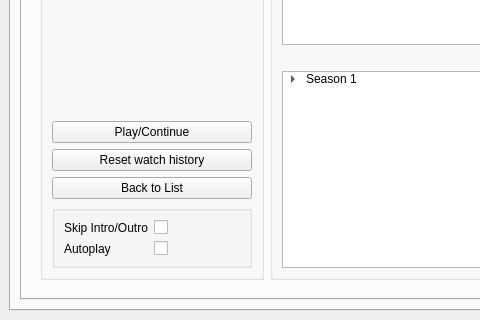
This is mainwindow.ui in therealMaPMaKeR/MMDiary as Qt 5 draws it before an edit; both pictures show x 0 to 480 and y 220 to 540 of the 960 by 540 pixel window. The edited form follows.
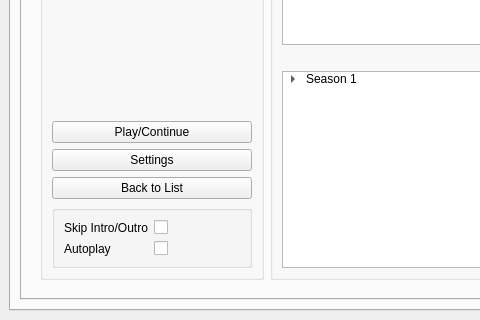
This is the edited form. Custom widgets are drawn as their Qt base class.

Commit message:
show settings dialog basic impl
also moved the tmdb setup dialog to a new class

What changed in the file:
```diff
--- a/mainwindow.ui
+++ b/mainwindow.ui
@@ -2163,7 +2163,7 @@
                    <item>
                     <widget class="QPushButton" name="pushButton_VP_Shows_Display_ResetHistory">
                      <property name="text">
-                      <string>Reset watch history</string>
+                      <string>Settings</string>
                      </property>
                     </widget>
                    </item>
```
Left out of the diff: 2 changed lines with no effect on the pictures. The commit also changes 8 other files.
